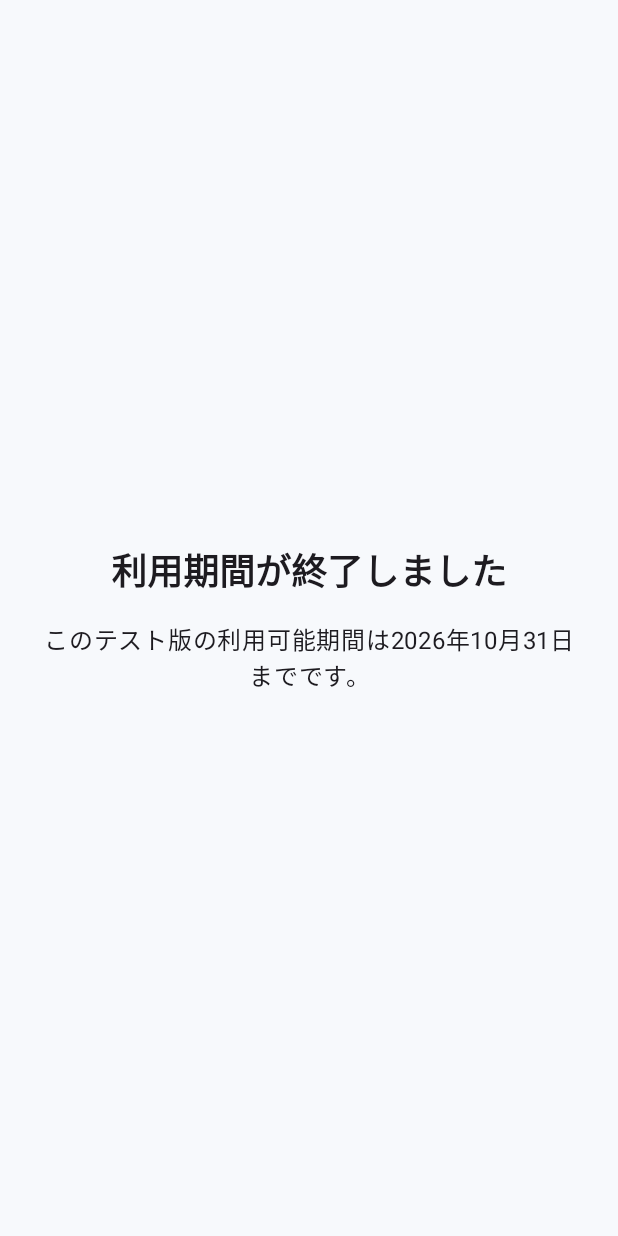
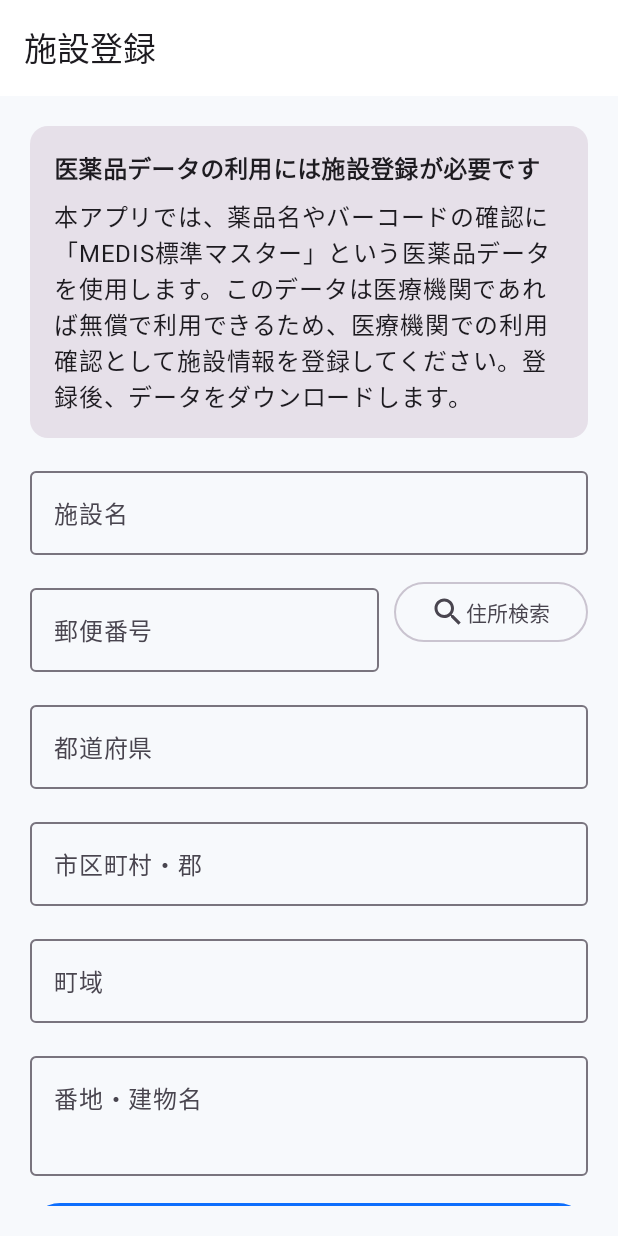
Before and after one commit to fyuuchan-lgtm/GX_handy_GE_VER2, an Android app built with Jetpack Compose: the screen it shows after launch (MainActivity), on a phone screen of 412 x 824 dp. Run offline under Robolectric (Android 15) with nearby library versions, the phone set to English and light mode, and no system bars; our stand-ins replace Room's generated code; libraries missing offline, so code that uses them is left out: com.google.mlkit.vision.

Commit message:
Release personal Android app version 2.1.2
Fix MEDIS TLS trust on Android 13, improve progress percentage contrast, and document the validated personal build.

```diff
--- a/app/build.gradle.kts
+++ b/app/build.gradle.kts
@@ -75,11 +75,11 @@ android {
     compileSdk = 35
 
     defaultConfig {
-        applicationId = "com.example.yakuzaiapp"
+        applicationId = "com.example.yakuzaiapp.personal"
         minSdk = 28
         targetSdk = 35
-        versionCode = 2
-        versionName = "1.0.1"
+        versionCode = 5
+        versionName = "2.1.2"
         testInstrumentationRunner = "androidx.test.runner.AndroidJUnitRunner"
     }
 
--- a/app/src/main/AndroidManifest.xml
+++ b/app/src/main/AndroidManifest.xml
@@ -17,6 +17,7 @@
         android:dataExtractionRules="@xml/data_extraction_rules"
         android:fullBackupContent="@xml/backup_rules"
         android:label="@string/app_name"
+        android:networkSecurityConfig="@xml/medis_network_security_config"
         android:supportsRtl="true"
         android:theme="@style/Theme.YakuzaiApp">
         <activity
--- a/app/src/main/java/com/example/yakuzaiapp/MainActivity.kt
+++ b/app/src/main/java/com/example/yakuzaiapp/MainActivity.kt
@@ -3,32 +3,10 @@ package com.example.yakuzaiapp
 import android.os.Bundle
 import androidx.activity.ComponentActivity
 import androidx.activity.compose.setContent
-import androidx.compose.foundation.layout.Arrangement
-import androidx.compose.foundation.layout.Column
-import androidx.compose.foundation.layout.fillMaxSize
-import androidx.compose.foundation.layout.padding
 import androidx.compose.material3.MaterialTheme
 import androidx.compose.material3.Surface
-import androidx.compose.material3.Text
-import androidx.compose.runtime.Composable
-import androidx.compose.runtime.DisposableEffect
-import androidx.compose.runtime.LaunchedEffect
-import androidx.compose.runtime.getValue
-import androidx.compose.runtime.mutableStateOf
-import androidx.compose.runtime.remember
-import androidx.compose.runtime.setValue
-import androidx.compose.ui.Alignment
-import androidx.compose.ui.Modifier
-import androidx.compose.ui.platform.LocalLifecycleOwner
-import androidx.compose.ui.text.font.FontWeight
-import androidx.compose.ui.text.style.TextAlign
-import androidx.compose.ui.unit.dp
-import androidx.lifecycle.Lifecycle
-import androidx.lifecycle.LifecycleEventObserver
 import com.example.yakuzaiapp.ui.navigation.AppNavigation
 import com.example.yakuzaiapp.ui.theme.YakuzaiAppTheme
-import com.example.yakuzaiapp.util.TrialAvailability
-import kotlinx.coroutines.delay
 
 class MainActivity : ComponentActivity() {
     override fun onCreate(savedInstanceState: Bundle?) {
@@ -36,64 +14,9 @@ class MainActivity : ComponentActivity() {
         setContent {
             YakuzaiAppTheme {
                 Surface(color = MaterialTheme.colorScheme.background) {
-                    TrialGate()
+                    AppNavigation()
                 }
             }
         }
     }
 }
-
-@Composable
-private fun TrialGate() {
-    val lifecycleOwner = LocalLifecycleOwner.current
-    var isAvailable by remember { mutableStateOf(TrialAvailability.isAvailable()) }
-
-    LaunchedEffect(Unit) {
-        while (true) {
-            isAvailable = TrialAvailability.isAvailable()
-            delay(TrialAvailability.activeCheckIntervalMillis)
-        }
-    }
-
-    DisposableEffect(lifecycleOwner) {
-        val observer = LifecycleEventObserver { _, event ->
-            if (event == Lifecycle.Event.ON_START || event == Lifecycle.Event.ON_RESUME) {
-                isAvailable = TrialAvailability.isAvailable()
-            }
-        }
-        lifecycleOwner.lifecycle.addObserver(observer)
-        onDispose {
-            lifecycleOwner.lifecycle.removeObserver(observer)
-        }
-    }
-
-    if (isAvailable) {
-        AppNavigation()
-    } else {
-        TrialExpiredScreen()
-    }
-}
-
-@Composable
-private fun TrialExpiredScreen() {
-    Column(
-        modifier = Modifier
-            .fillMaxSize()
-            .padding(24.dp),
-        verticalArrangement = Arrangement.Center,
-        horizontalAlignment = Alignment.CenterHorizontally,
-    ) {
-        Text(
-            text = "利用期間が終了しました",
-            style = MaterialTheme.typography.headlineSmall,
-            fontWeight = FontWeight.Bold,
-            textAlign = TextAlign.Center,
-        )
-        Text(
-            text = TrialAvailability.expirationMessage(),
-            modifier = Modifier.padding(top = 16.dp),
-            style = MaterialTheme.typography.bodyLarge,
-            textAlign = TextAlign.Center,
-        )
-    }
-}
--- a/app/src/main/java/com/example/yakuzaiapp/util/TrialAvailability.kt
+++ /dev/null
@@ -1,18 +0,0 @@
-package com.example.yakuzaiapp.util
-
-import java.time.LocalDate
-import java.time.ZoneId
-
-object TrialAvailability {
-    val expiresOn: LocalDate = LocalDate.of(2026, 10, 31)
-    const val activeCheckIntervalMillis: Long = 60_000L
-    private val zoneId: ZoneId = ZoneId.of("Asia/Tokyo")
-
-    fun isAvailable(today: LocalDate = LocalDate.now(zoneId)): Boolean {
-        return !today.isAfter(expiresOn)
-    }
-
-    fun expirationMessage(): String {
-        return "このテスト版の利用可能期間は${expiresOn.year}年${expiresOn.monthValue}月${expiresOn.dayOfMonth}日までです。"
-    }
-}
--- a/app/src/main/res/values/strings.xml
+++ b/app/src/main/res/values/strings.xml
@@ -1,5 +1,5 @@
 <resources>
-    <string name="app_name">&#x85AC;&#x5264;&#x30A2;&#x30D7;&#x30EA;</string>
+    <string name="app_name">&#x85AC;&#x5264;&#x30A2;&#x30D7;&#x30EA; VER2.1.2</string>
     <string name="scan_ptp_title">PTP&#x30B9;&#x30AD;&#x30E3;&#x30F3;</string>
     <string name="scan_jahis_title">QR&#x30B3;&#x30FC;&#x30C9;&#x8AAD;&#x307F;&#x53D6;&#x308A;</string>
     <string name="scan_back">&#x623B;&#x308B;</string>
```
Also changed, not shown: app/src/main/java/com/example/yakuzaiapp/ui/common/ReadableProgressBar.kt (added, +64 -0 lines), app/src/main/java/com/example/yakuzaiapp/ui/medis/MedisImportScreen.kt (+5 -15 lines), app/src/main/java/com/example/yakuzaiapp/ui/navigation/AppNavigation.kt (+4 -15 lines), app/src/main/res/xml/medis_network_security_config.xml (added, +11 -0 lines), 4 other files.
